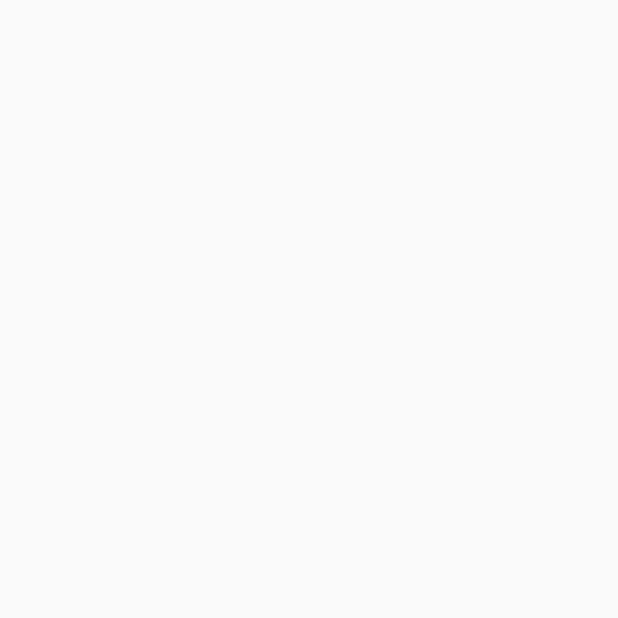
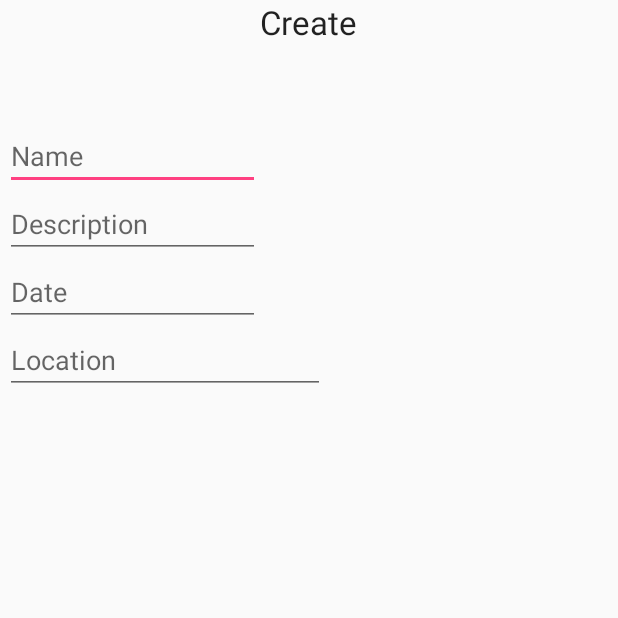
Before and after one commit to chrisIIT/IITHack, an Android app: the Create screen opened directly, with no data from a screen before it, on a phone screen of 412 x 824 dp, the top half of it. Before the commit the part shown is empty. Run offline under Robolectric (Android 15) with nearby library versions, the phone set to English and light mode, and no system bars.

Commit message:
create made

```diff
--- a/X2/app/src/main/java/com/example/scoot/x2/MainActivity.java
+++ b/X2/app/src/main/java/com/example/scoot/x2/MainActivity.java
@@ -29,6 +29,15 @@ public class MainActivity extends AppCompatActivity {
 //        });
     }
 
+    public void addNewEvent(View v)
+    {
+        if (v.getId() == R.id.bID) //replace bID with the plus button
+        {
+            Intent i = new Intent(MainActivity.this, Create.class);
+            startActivity(i);
+        }
+    }
+
     @Override
     public boolean onCreateOptionsMenu(Menu menu) {
         // Inflate the menu; this adds items to the action bar if it is present.
--- a/X2/app/src/main/res/layout/create.xml
+++ b/X2/app/src/main/res/layout/create.xml
@@ -1,5 +1,56 @@
 <?xml version="1.0" encoding="utf-8"?>
-<LinearLayout xmlns:android="http://schemas.android.com/apk/res/android"
-    android:layout_width="match_parent" android:layout_height="match_parent">
+<RelativeLayout xmlns:android="http://schemas.android.com/apk/res/android"
+    android:layout_width="match_parent" android:layout_height="match_parent"
+    android:paddingLeft="5px"
+    android:paddingRight="0px">
 
-</LinearLayout>
+    <TextView
+        android:layout_width="wrap_content"
+        android:layout_height="wrap_content"
+        android:textAppearance="?android:attr/textAppearanceLarge"
+        android:text="Create"
+        android:id="@+id/createHeader"
+        android:layout_alignParentTop="true"
+        android:layout_centerHorizontal="true" />
+
+    <EditText
+        android:layout_width="wrap_content"
+        android:layout_height="wrap_content"
+        android:inputType="textPersonName"
+        android:ems="10"
+        android:id="@+id/nameID"
+        android:layout_below="@+id/createHeader"
+        android:layout_toStartOf="@+id/createHeader"
+        android:layout_marginTop="52dp"
+        android:hint="Name" />
+
+    <EditText
+        android:layout_width="wrap_content"
+        android:layout_height="wrap_content"
+        android:id="@+id/descID"
+        android:hint="Description"
+        android:layout_below="@+id/nameID"
+        android:layout_alignParentStart="true"
+        android:layout_toStartOf="@+id/createHeader" />
+
+    <EditText
+        android:layout_width="wrap_content"
+        android:layout_height="wrap_content"
+        android:inputType="date"
+        android:ems="10"
+        android:id="@+id/dateID"
+        android:hint="Date"
+        android:layout_below="@+id/descID"
+        android:layout_alignParentStart="true"
+        android:layout_alignEnd="@+id/descID" />
+
+    <EditText
+        android:layout_width="wrap_content"
+        android:layout_height="wrap_content"
+        android:inputType="textPostalAddress"
+        android:ems="10"
+        android:id="@+id/locID"
+        android:hint="Location"
+        android:layout_below="@+id/dateID"
+        android:layout_alignParentStart="true" />
+</RelativeLayout>
```
